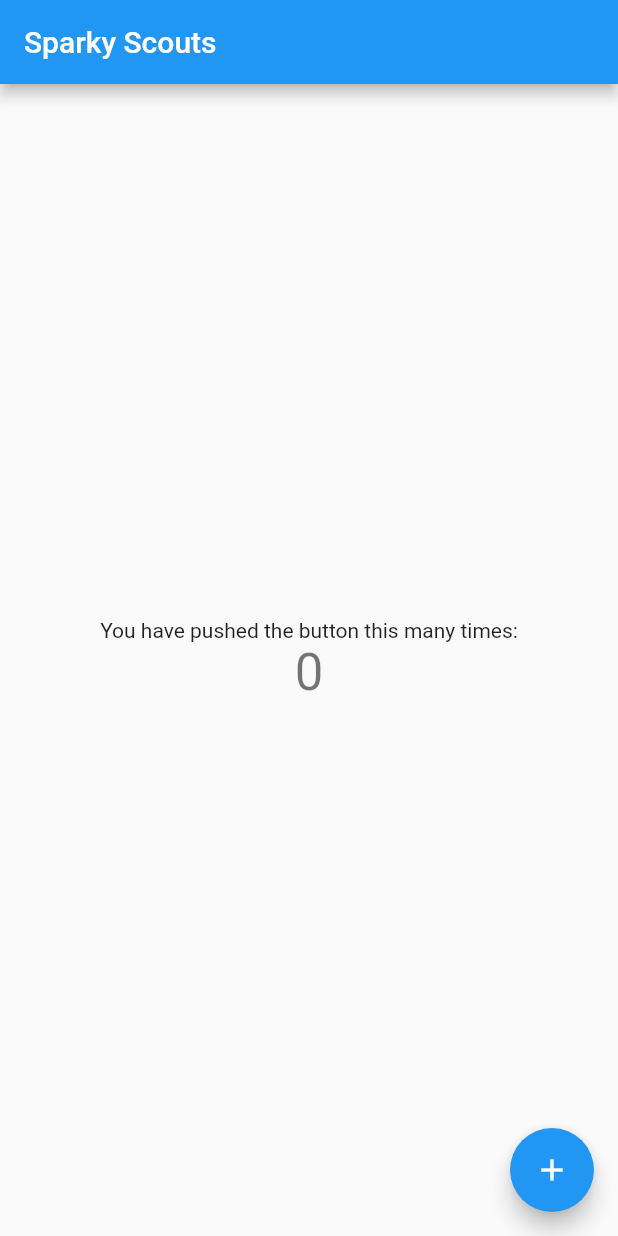
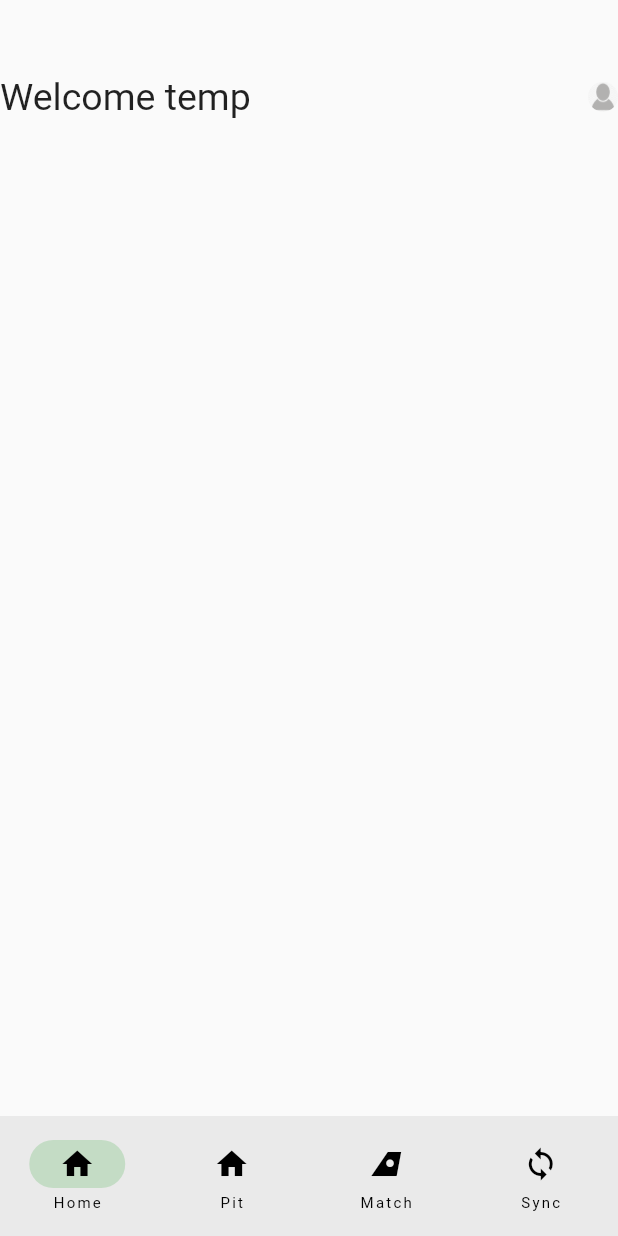
Before and after one commit to EnergyTechChargers5298/SparkyScouts2023, a Flutter app: the screen it shows after launch, on a phone screen of 412 x 824 dp. Run offline on Flutter 3.47's test engine with Material 2 defaults, Android fonts, the phone set to English and light mode, and no system bars.

Commit message:
Temp save

```diff
--- a/lib/main.dart
+++ b/lib/main.dart
@@ -1,115 +1,79 @@
 import 'package:flutter/material.dart';
+import 'package:sparky_scouts/match.dart';
+import 'package:sparky_scouts/pit.dart';
+import 'package:sparky_scouts/sync.dart';
 
 void main() {
   runApp(const MyApp());
 }
 
 class MyApp extends StatelessWidget {
-  const MyApp({super.key});
+  const MyApp({Key? key}) : super(key: key);
 
-  // This widget is the root of your application.
   @override
   Widget build(BuildContext context) {
     return MaterialApp(
-      title: 'Flutter Demo',
-      theme: ThemeData(
-        // This is the theme of your application.
-        //
-        // Try running your application with "flutter run". You'll see the
-        // application has a blue toolbar. Then, without quitting the app, try
-        // changing the primarySwatch below to Colors.green and then invoke
-        // "hot reload" (press "r" in the console where you ran "flutter run",
-        // or simply save your changes to "hot reload" in a Flutter IDE).
-        // Notice that the counter didn't reset back to zero; the application
-        // is not restarted.
-        primarySwatch: Colors.blue,
-      ),
-      home: const MyHomePage(title: 'Sparky Scouts'),
+      debugShowCheckedModeBanner: false,
+      theme: ThemeData(primarySwatch: Colors.green),
+      home: const HomePage(),
     );
   }
 }
 
-class MyHomePage extends StatefulWidget {
-  const MyHomePage({super.key, required this.title});
-
-  // This widget is the home page of your application. It is stateful, meaning
-  // that it has a State object (defined below) that contains fields that affect
-  // how it looks.
-
-  // This class is the configuration for the state. It holds the values (in this
-  // case the title) provided by the parent (in this case the App widget) and
-  // used by the build method of the State. Fields in a Widget subclass are
-  // always marked "final".
-
-  final String title;
+class HomePage extends StatefulWidget {
+  const HomePage({Key? key}) : super(key: key);
 
   @override
-  State<MyHomePage> createState() => _MyHomePageState();
+  State<HomePage> createState() => _HomePageState();
 }
 
-class _MyHomePageState extends State<MyHomePage> {
-  int _counter = 0;
-
-  void _incrementCounter() {
-    setState(() {
-      // This call to setState tells the Flutter framework that something has
-      // changed in this State, which causes it to rerun the build method below
-      // so that the display can reflect the updated values. If we changed
-      // _counter without calling setState(), then the build method would not be
-      // called again, and so nothing would appear to happen.
-      _counter++;
-    });
-  }
+class _HomePageState extends State<HomePage> {
+  int currentPage = 0;
 
   @override
   Widget build(BuildContext context) {
-    // This method is rerun every time setState is called, for instance as done
-    // by the _incrementCounter method above.
-    //
-    // The Flutter framework has been optimized to make rerunning build methods
-    // fast, so that you can just rebuild anything that needs updating rather
-    // than having to individually change instances of widgets.
+    String loginName = 'temp';
     return Scaffold(
-      appBar: AppBar(
-        // Here we take the value from the MyHomePage object that was created by
-        // the App.build method, and use it to set our appbar title.
-        title: Text(widget.title),
-      ),
-      body: Center(
-        // Center is a layout widget. It takes a single child and positions it
-        // in the middle of the parent.
-        child: Column(
-          // Column is also a layout widget. It takes a list of children and
-          // arranges them vertically. By default, it sizes itself to fit its
-          // children horizontally, and tries to be as tall as its parent.
-          //
-          // Invoke "debug painting" (press "p" in the console, choose the
-          // "Toggle Debug Paint" action from the Flutter Inspector in Android
-          // Studio, or the "Toggle Debug Paint" command in Visual Studio Code)
-          // to see the wireframe for each widget.
-          //
-          // Column has various properties to control how it sizes itself and
-          // how it positions its children. Here we use mainAxisAlignment to
-          // center the children vertically; the main axis here is the vertical
-          // axis because Columns are vertical (the cross axis would be
-          // horizontal).
-          mainAxisAlignment: MainAxisAlignment.center,
+        bottomNavigationBar: NavigationBar(
+          destinations: const [
+            NavigationDestination(icon: Icon(Icons.home), label: 'Home'),
+            NavigationDestination(icon: Icon(Icons.home), label: 'Pit'),
+            NavigationDestination(icon: Icon(Icons.airlines), label: 'Match'),
+            NavigationDestination(icon: Icon(Icons.sync), label: 'Sync'),
+          ],
+          onDestinationSelected: (int index) {
+            setState(() {
+              currentPage = index;
+            });
+          },
+          selectedIndex: currentPage,
+        ),
+        body: Column(
           children: <Widget>[
-            const Text(
-              'You have pushed the button this many times:',
-            ),
-            Text(
-              '$_counter',
-              style: Theme.of(context).textTheme.headline4,
-            ),
+            const SizedBox(height: 50),
+            Row(
+              mainAxisAlignment: MainAxisAlignment.spaceAround,
+              crossAxisAlignment: CrossAxisAlignment.center,
+              children: [
+                Text(
+                  'Welcome $loginName',
+                  style: const TextStyle(fontSize: 25),
+                ),
+                const Spacer(flex: 1),
+                Container(
+                  height: 20.0,
+                  width: 20.0,
+                  decoration: const BoxDecoration(
+                    image: DecorationImage(
+                      image: AssetImage('images/default_pfp.png'),
+                      fit: BoxFit.fill,
+                    ),
+                    shape: BoxShape.circle,
+                  ),
+                )
+              ],
+            )
           ],
-        ),
-      ),
-      floatingActionButton: FloatingActionButton(
-        onPressed: _incrementCounter,
-        tooltip: 'Increment',
-        child: const Icon(Icons.add),
-      ), // This trailing comma makes auto-formatting nicer for build methods.
-    );
+        ));
   }
 }
--- a/pubspec.yaml
+++ b/pubspec.yaml
@@ -60,8 +60,8 @@ flutter:
   uses-material-design: true
 
   # To add assets to your application, add an assets section, like this:
-  # assets:
-  #   - images/a_dot_burr.jpeg
+  assets:
+    - images/
   #   - images/a_dot_ham.jpeg
 
   # An image asset can refer to one or more resolution-specific "variants", see
```
Also changed, not shown: lib/match.dart (added, +29 -0 lines), lib/pit.dart (added, +16 -0 lines), lib/sync.dart (added, +16 -0 lines), images/default_pfp.png (added), pubspec.lock.
